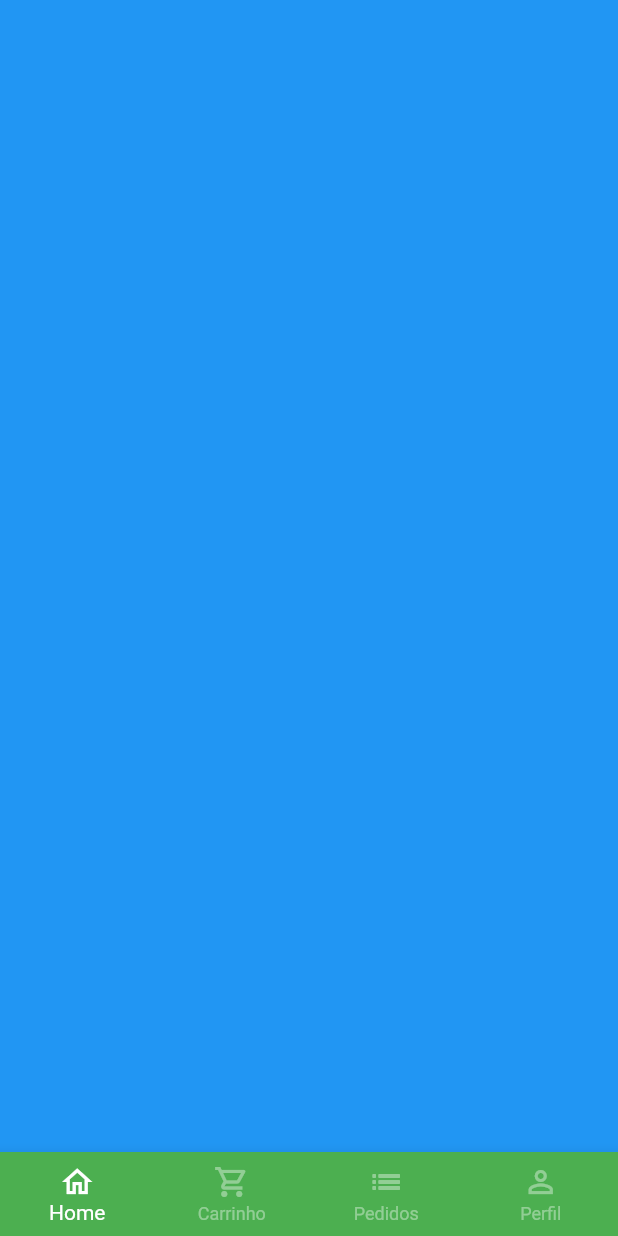
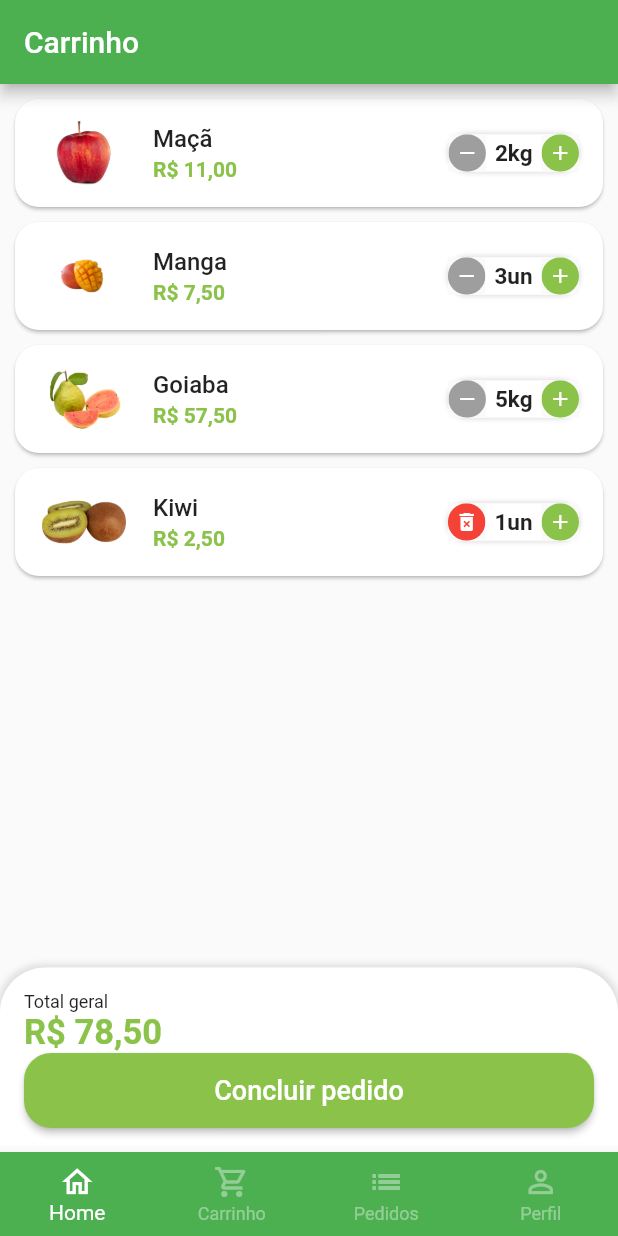
Before and after one commit to RafaelSousaLima/greengrocer, a Flutter app: the BaseScreen screen opened directly, swiped to page 2, on a phone screen of 412 x 824 dp. Run offline on Flutter 3.47's test engine with Material 2 defaults, Android fonts, the phone set to English and light mode, and no system bars; our stand-ins replace animated_text_kit, badges, mask_text_input_formatter; missing offline and left inert: dart:ffi.

Commit message:
Screen cart

```diff
--- a/lib/src/config/app_data.dart
+++ b/lib/src/config/app_data.dart
@@ -1,4 +1,5 @@
 
+import 'package:greengrocer/src/models/cart_item_model.dart';
 import 'package:greengrocer/src/models/item_model.dart';
 
 ItemModel apple = ItemModel(
@@ -74,3 +75,10 @@ List<String> categories = [
   'Cereais',
 
 ];
+
+List<CartItemModel> cartItens = [
+  CartItemModel(item: apple, quantity: 2),
+  CartItemModel(item: mango, quantity: 3),
+  CartItemModel(item: guava, quantity: 5),
+  CartItemModel(item: kiwi, quantity: 1),
+];
--- /dev/null
+++ b/lib/src/models/cart_item_model.dart
@@ -0,0 +1,14 @@
+import 'package:greengrocer/src/models/item_model.dart';
+
+class CartItemModel {
+  ItemModel item;
+  int quantity;
+
+  CartItemModel({
+    required this.item,
+    required this.quantity,
+  });
+
+  totalPrice() => item.price * quantity;
+
+}
--- a/lib/src/pages/base/base_screen.dart
+++ b/lib/src/pages/base/base_screen.dart
@@ -1,4 +1,5 @@
 import 'package:flutter/material.dart';
+import 'package:greengrocer/src/pages/cart/cart_tab.dart';
 import 'package:greengrocer/src/pages/home/home_tab.dart';
 
 class BaseScreen extends StatefulWidget {
@@ -20,7 +21,7 @@ class _BaseScreenState extends State<BaseScreen> {
         physics: const NeverScrollableScrollPhysics(),
         children: [
           const HomeTab(),
-          Container(color: Colors.blue),
+          CartTab(),
           Container(color: Colors.red),
           Container(color: Colors.yellow),
         ],
--- /dev/null
+++ b/lib/src/pages/cart/cart_tab.dart
@@ -0,0 +1,150 @@
+import 'package:flutter/material.dart';
+import 'package:greengrocer/src/config/custom_colors.dart';
+import 'package:greengrocer/src/models/cart_item_model.dart';
+import 'package:greengrocer/src/pages/cart/components/cart_tile.dart';
+import 'package:greengrocer/src/services/utils_services.dart';
+import 'package:greengrocer/src/config/app_data.dart' as data;
+
+class CartTab extends StatefulWidget {
+  CartTab({Key? key}) : super(key: key);
+
+  @override
+  State<CartTab> createState() => _CartTabState();
+}
+
+class _CartTabState extends State<CartTab> {
+  final UtilsServices utilsServices = UtilsServices();
+
+  void removeItemFromCart(CartItemModel cartItem) {
+    setState(() {
+      data.cartItens.remove(cartItem);
+    });
+  }
+
+  double cartTotalPrice() {
+    double total = 0;
+    setState(() {
+      for (var item in data.cartItens) {
+        total += item.totalPrice();
+      }
+    });
+    return total;
+  }
+
+  @override
+  Widget build(BuildContext context) {
+    return Scaffold(
+      appBar: AppBar(
+        title: const Text('Carrinho'),
+      ),
+      body: Column(
+        children: [
+          Expanded(
+            child: ListView.builder(
+              itemCount: data.cartItens.length,
+              itemBuilder: (context, index) {
+                return CartTile(
+                    cartItem: data.cartItens[index],
+                    remove: removeItemFromCart);
+              },
+            ),
+          ),
+          // Espaçamento
+          const SizedBox(
+            height: 20,
+          ),
+          // Botão de finalizar pedido
+          Container(
+            padding: const EdgeInsets.all(16),
+            decoration: BoxDecoration(
+              color: Colors.white,
+              borderRadius: const BorderRadius.vertical(
+                top: Radius.circular(30),
+              ),
+              boxShadow: [
+                BoxShadow(
+                  color: Colors.grey.shade300,
+                  blurRadius: 3,
+                  spreadRadius: 2,
+                ),
+              ],
+            ),
+            child: Column(
+              crossAxisAlignment: CrossAxisAlignment.stretch,
+              children: [
+                const Text(
+                  'Total geral',
+                  style: TextStyle(
+                    fontSize: 12,
+                  ),
+                ),
+                Text(
+                  utilsServices.priceToCurrency(cartTotalPrice()),
+                  style: TextStyle(
+                    fontSize: 23,
+                    color: CustomColors.customSwatchColor,
+                    fontWeight: FontWeight.bold,
+                  ),
+                ),
+                SizedBox(
+                  height: 50,
+                  child: ElevatedButton(
+                    onPressed: () async {
+                      bool? result = await showOrderConfirmation();
+                      print(result);
+                    },
+                    style: ElevatedButton.styleFrom(
+                      primary: CustomColors.customSwatchColor,
+                      shape: RoundedRectangleBorder(
+                        borderRadius: BorderRadius.circular(18),
+                      ),
+                    ),
+                    child: const Text(
+                      'Concluir pedido',
+                      style: TextStyle(
+                        fontSize: 18,
+                      ),
+                    ),
+                  ),
+                )
+              ],
+            ),
+          ),
+        ],
+      ),
+    );
+  }
+
+  Future<bool?> showOrderConfirmation() {
+    return showDialog(
+        context: context,
+        builder: (context) {
+          return AlertDialog(
+            shape: RoundedRectangleBorder(
+              borderRadius: BorderRadius.circular(20),
+            ),
+            title: const Text('Confirmar pedido'),
+            content: const Text('Deseja realmente concluir o pedido?'),
+            actions: [
+              TextButton(
+                onPressed: () {
+                  Navigator.of(context).pop(false);
+                },
+                child: const Text('Não'),
+              ),
+              ElevatedButton(
+                onPressed: () {
+                  Navigator.of(context).pop(true);
+                },
+                style: ElevatedButton.styleFrom(
+                  shape: RoundedRectangleBorder(
+                    borderRadius: BorderRadius.circular(20),
+                  ),
+                ),
+                child: const Text('Sim'),
+              )
+            ],
+          );
+        });
+  }
+}
--- /dev/null
+++ b/lib/src/pages/cart/components/cart_tile.dart
@@ -0,0 +1,67 @@
+import 'package:flutter/material.dart';
+import 'package:greengrocer/src/config/custom_colors.dart';
+import 'package:greengrocer/src/models/cart_item_model.dart';
+import 'package:greengrocer/src/pages/common_widgets/quantity_widget.dart';
+import 'package:greengrocer/src/services/utils_services.dart';
+
+class CartTile extends StatefulWidget {
+  final CartItemModel cartItem;
+  final Function remove;
+
+  CartTile({
+    Key? key,
+    required this.cartItem,
+    required this.remove,
+  }) : super(key: key);
+
+  @override
+  State<CartTile> createState() => _CartTileState();
+}
+
+class _CartTileState extends State<CartTile> {
+  final UtilsServices utilsServices = UtilsServices();
+
+  @override
+  Widget build(BuildContext context) {
+    return Card(
+      margin: const EdgeInsets.fromLTRB(10, 10, 10, 0),
+      shape: RoundedRectangleBorder(borderRadius: BorderRadius.circular(16)),
+      child: ListTile(
+        // Image
+        leading: Image.asset(
+          widget.cartItem.item.imgUrl,
+          width: 60,
+          height: 60,
+        ),
+        //  Titulo
+        title: Text(
+          widget.cartItem.item.itemName,
+          style: const TextStyle(
+            fontWeight: FontWeight.w500,
+          ),
+        ),
+        // total
+        subtitle: Text(
+          utilsServices.priceToCurrency(widget.cartItem.totalPrice()),
+          style: TextStyle(
+            color: CustomColors.customSwatchColor,
+            fontWeight: FontWeight.bold,
+          ),
+        ),
+        //  Quantidade
+        trailing: QuantityWidget(
+            value: widget.cartItem.quantity,
+            suffixText: widget.cartItem.item.unit,
+            isRemovable: true,
+            result: (quantity) {
+              setState(() {
+                widget.cartItem.quantity = quantity;
+                if (quantity == 0) {
+                  widget.remove(widget.cartItem);
+                }
+              });
+            }),
+      ),
+    );
+  }
+}
--- a/lib/src/pages/common_widgets/quantity_widget.dart
+++ b/lib/src/pages/common_widgets/quantity_widget.dart
@@ -6,11 +6,13 @@ class QuantityWidget extends StatelessWidget {
       {Key? key,
       required this.value,
       required this.suffixText,
+      required this.isRemovable,
       required this.result})
       : super(key: key);
 
   final int value;
   final String suffixText;
+  final bool isRemovable;
   final Function(int quantity) result;
 
   @override
@@ -28,12 +30,13 @@ class QuantityWidget extends StatelessWidget {
         ],
       ),
       child: Row(
+        mainAxisSize: MainAxisSize.min,
         children: [
           _QuantityButton(
-            icon: Icons.remove,
-            color: Colors.grey,
+            icon: !isRemovable || value > 1 ? Icons.remove : Icons.delete_forever,
+            color: !isRemovable || value > 1 ? Colors.grey : Colors.red,
             onPressed: () {
-              if (value == 1) {
+              if (value == 1 && !isRemovable) {
                 return;
               } else {
                 result(value - 1);
--- a/lib/src/pages/product/product_screen.dart
+++ b/lib/src/pages/product/product_screen.dart
@@ -65,6 +65,7 @@ class _ProductScreenState extends State<ProductScreen> {
                           QuantityWidget(
                             suffixText: widget.item.unit,
                             value: cartItemQuantity,
+                            isRemovable: false,
                             result: (quantity) {
                               setState(() {
                                 cartItemQuantity = quantity;
```
